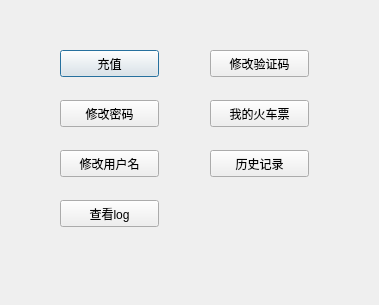
Above: Qt/Train/useroperation.ui from pascalprimer/DataStructure before the change. Below: the same form after it.
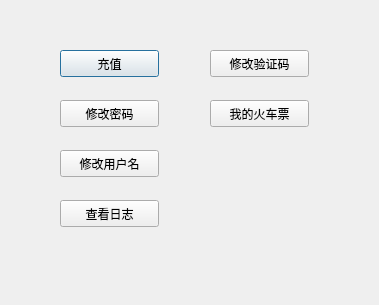
That is the form after the change.

Patch:
```diff
--- a/Qt/Train/useroperation.ui
+++ b/Qt/Train/useroperation.ui
@@ -62,7 +62,7 @@
     </rect>
    </property>
    <property name="text">
-    <string>查看log</string>
+    <string>查看日志</string>
    </property>
   </widget>
   <widget class="QPushButton" name="codeButton">
@@ -91,19 +91,6 @@
     <string>我的火车票</string>
    </property>
   </widget>
-  <widget class="QPushButton" name="historyButton">
-   <property name="geometry">
-    <rect>
-     <x>210</x>
-     <y>150</y>
-     <width>99</width>
-     <height>27</height>
-    </rect>
-   </property>
-   <property name="text">
-    <string>历史记录</string>
-   </property>
-  </widget>
  </widget>
  <resources/>
  <connections/>
```
